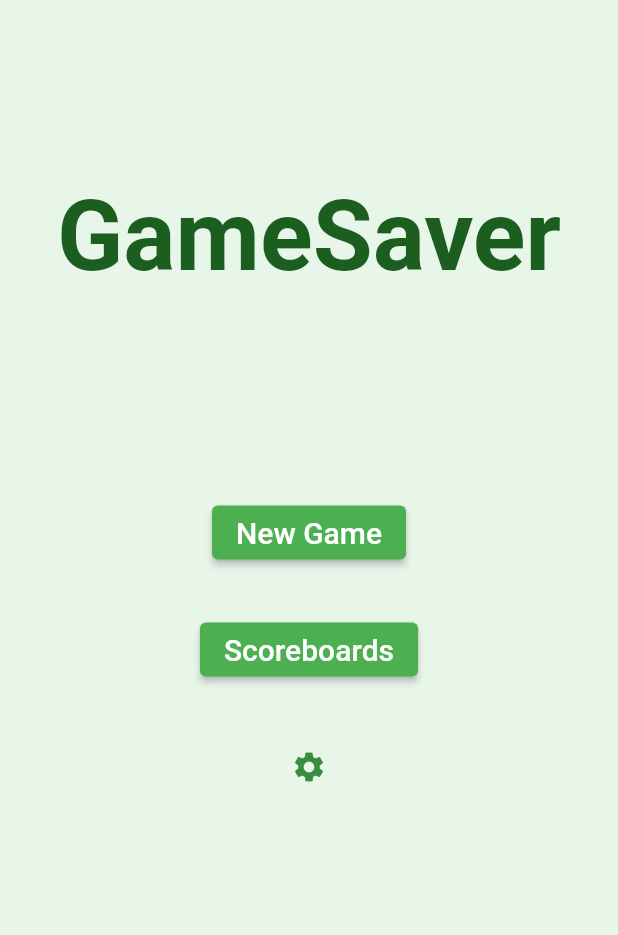
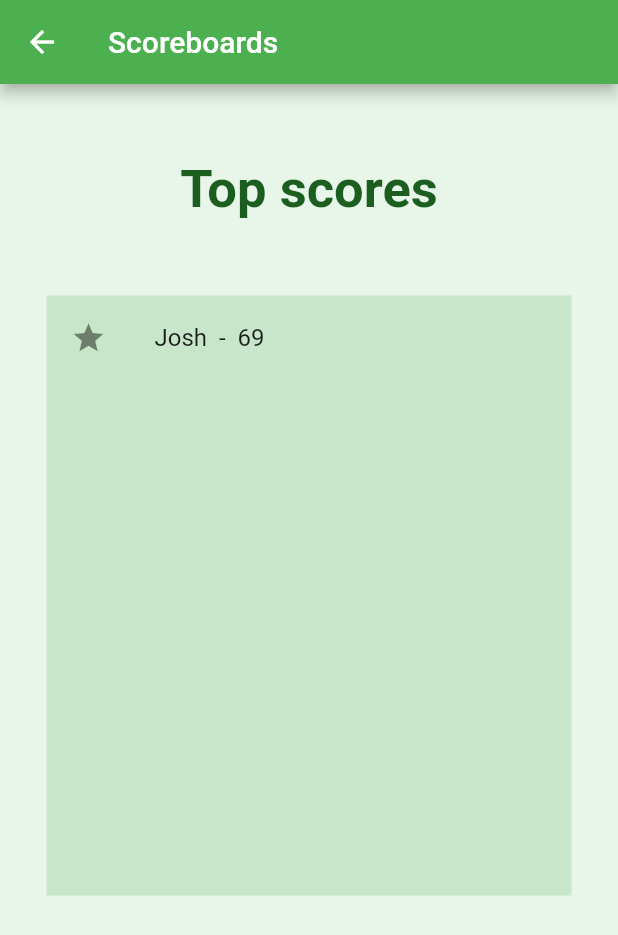
Before and after one commit to radicalgrim/game_saver, a Flutter app: the screen it shows after launch, after a tap on "Scoreboards", on a phone screen of 412 x 824 dp. Shown: the top 935 px of the screen. Run offline on Flutter 3.47's test engine with Material 2 defaults, Android fonts, the phone set to English and light mode, and no system bars; missing offline and left inert: dart:html.

Commit message:
Max players error messaging

```diff
--- a/lib/pages/add_players_page.dart
+++ b/lib/pages/add_players_page.dart
@@ -72,10 +72,11 @@ class AddPlayersPageState extends State<AddPlayersPage> {
                 color: ProjectColors.primarySwatch.shade100,
                 child: Center(
                   child: Column(
-                    mainAxisAlignment: MainAxisAlignment.center,
+
                     children: [
                       ListView.builder( // Widget which creates [ItemWidget] in scrollable list.
                         shrinkWrap: true,
+                        physics: const ClampingScrollPhysics(), //Makes the list scrollable
                         itemCount: playerInfo.length, // Number of widget to be created.
                         itemBuilder: (context, itemIndex) => // Builder function for every item with index.
                             playerInfo[itemIndex],
@@ -94,7 +95,6 @@ class AddPlayersPageState extends State<AddPlayersPage> {
                     TextField(
                       keyboardType: TextInputType.name,
                       decoration: const InputDecoration(
-                        // icon: Icon(Icons.add_circle),
                         hintText: 'Display Name',
                         labelText: 'Display Name *',
                         contentPadding: EdgeInsets.symmetric(horizontal: 20.0, vertical: 10.0),
@@ -109,9 +109,16 @@ class AddPlayersPageState extends State<AddPlayersPage> {
                     icon: const Icon(Icons.add_circle),
                     color: ProjectColors.primarySwatch.shade700,
                     onPressed: () {
-                      addPlayerInfo(inputValue);
-                      inputValue = "";
-                      fieldText.clear();
+                      if (playerInfo.length < 8)
+                      {
+                        addPlayerInfo(inputValue);
+                        inputValue = "";
+                        fieldText.clear();
+                      }
+                      else
+                      {
+                        showAlertDialog(context, ProjectStrings.addPlayersMaxErrorMessage);
+                      }
                     },
                   ),
                 ],
@@ -135,7 +142,7 @@ class AddPlayersPageState extends State<AddPlayersPage> {
                     }
                     else
                     {
-                      showAlertDialog(context);
+                      showAlertDialog(context, ProjectStrings.addPlayersErrorMessage);
                     }
                   },
                 ),
@@ -164,7 +171,7 @@ class ItemWidget extends StatelessWidget {
   }
 }
 
-showAlertDialog(BuildContext context) {
+showAlertDialog(BuildContext context, String message) {
 
   // set up the button
   Widget okButton = TextButton(
@@ -175,7 +182,7 @@ showAlertDialog(BuildContext context) {
   // set up the AlertDialog
   AlertDialog alert = AlertDialog(
     title: const Text(ProjectStrings.error),
-    content: const Text(ProjectStrings.addPlayersErrorMessage),
+    content: Text(message),
     actions: [
       okButton,
     ],
--- a/lib/pages/home_page.dart
+++ b/lib/pages/home_page.dart
@@ -4,7 +4,9 @@ import 'package:flutter/material.dart';
 import 'package:flutter/widgets.dart';
 import 'package:game_saver/pages/add_players_page.dart';
 import 'package:game_saver/pages/game_options_page.dart';
+import 'package:game_saver/pages/scoreboard.dart';
 import 'package:game_saver/res/colors.dart';
+import 'package:game_saver/res/globals.dart';
 import 'package:game_saver/res/strings.dart';
 import 'package:game_saver/res/text_styles.dart';
 
@@ -36,11 +38,7 @@ class HomePageState extends State<HomePage> {
                   child: const Text(ProjectStrings.newGameButton,
                       style: ProjectTextStyles.buttonLargeTextStyle),
                   onPressed: () {
-                    Navigator.push(
-                      context,
-                      MaterialPageRoute(
-                          builder: (context) => const AddPlayersPage()),
-                    );
+                    Navigator.push(context, MaterialPageRoute(builder: (context) => const AddPlayersPage()));
                   },
                 ),
               ),
@@ -50,8 +48,7 @@ class HomePageState extends State<HomePage> {
                   child: const Text(ProjectStrings.scoreboardsButton,
                       style: ProjectTextStyles.buttonLargeTextStyle),
                   onPressed: () {
-                    // TODO: Implement me
-                    log("Scoreboards pressed");
+                    Navigator.push(context, MaterialPageRoute(builder: (context) => const ScoreboardPage()));
                   },
                 ),
               ),
--- /dev/null
+++ b/lib/pages/scoreboard.dart
@@ -0,0 +1,61 @@
+import 'package:game_saver/res/globals.dart' as globals;
+import 'package:flutter/material.dart';
+import 'package:flutter/widgets.dart';
+import 'package:game_saver/res/colors.dart';
+import 'package:game_saver/res/strings.dart';
+import 'package:game_saver/res/text_styles.dart';
+
+class ScoreboardPage extends StatefulWidget {
+  const ScoreboardPage({Key? key}) : super(key: key);
+  static const String route = "/gamecustomization";
+  @override
+  ScoreboardPageState createState() => ScoreboardPageState();
+}
+
+class ScoreboardPageState extends State<ScoreboardPage> {
+  //PAGE
+  @override
+  Widget build(BuildContext context) {
+    return Scaffold(
+      backgroundColor: ProjectColors.primarySwatch.shade50,
+      appBar: AppBar(
+        title: const Text(ProjectStrings.scoreboardHeader),
+        leading: IconButton(
+          icon: const Icon(Icons.arrow_back),
+          onPressed: () {
+            Navigator.pop(context);
+          },
+        ),
+      ),
+      body: SafeArea(
+        child: Center(
+          child: Column(
+            children: [
+              Padding(
+                padding: const EdgeInsets.symmetric(vertical: 50, horizontal: 20),
+                child: Text(ProjectStrings.scoreboardPreviousGames,
+                    style: ProjectTextStyles.pageTitleTextStyle),
+              ),
+              Container(
+                child:
+                Center(child:
+                  Column(children: [
+                      ListView.builder( // Widget which creates [ItemWidget] in scrollable list.
+                          shrinkWrap: true,
+                          itemCount: globals.topScores.length, // Number of widget to be created.
+                          itemBuilder: (context, itemIndex) => // Builder function for every item with index.
+                              globals.topScores[itemIndex],
+                        )
+                  ],),
+                ),
+                width: 350,
+                height: 400,
+                color: ProjectColors.primarySwatch.shade100,
+              ),
+            ],
+          ),
+        ),
+      ),
+    );
+  }
+}
--- a/lib/res/globals.dart
+++ b/lib/res/globals.dart
@@ -1,6 +1,9 @@
 library game_saver.globals;
 
+import 'package:flutter/material.dart';
+import 'package:flutter/widgets.dart';
 import 'package:game_saver/res/game_info.dart';
+import 'package:game_saver/res/player_info.dart';
 
 //Game Options Page
 bool gameOption1 = false;
@@ -12,6 +15,26 @@ bool gameOption6 = false;
 bool gameOption7 = false;
 
 //Game list for leaderboard
-List<GameInfo> gameList = [];
+List<GameInfo> gameList = [ GameInfo([PlayerInfo( 69, 'Josh')]) ];
 
 GameInfo? currentGame;
+
+List<Widget> topScores = [ PlayerScoreWidget(gameList[0].players[0]) ]; //Initialize with fake player
+
+class PlayerScoreWidget extends StatelessWidget {
+  const PlayerScoreWidget(this.info, {Key? key}) : super(key: key);
+
+  final PlayerInfo info;
+
+  @override
+  Widget build(BuildContext context) {
+    String displayName = info.displayname.toString();
+    String score = info.points.toString();
+    return InkWell( // Enables taps for child and add ripple effect when child widget is long pressed.
+      child: ListTile( // Useful standard widget for displaying something in ListView.
+        leading: Icon(info.icon),
+        title: Text("$displayName  -  $score"),
+      )
+    );
+  }
+}
--- a/lib/res/strings.dart
+++ b/lib/res/strings.dart
@@ -11,10 +11,15 @@ class ProjectStrings {
   static const String newGameButton = "New Game";
   static const String scoreboardsButton = "Scoreboards";
 
+  // Scoreboard page
+  static const String scoreboardHeader = scoreboardsButton;
+  static const String scoreboardPreviousGames = "Top scores";
+
   // Add Players Page
   static const String addPlayersHeading = "Add Your Players";
   static const String addPlayerHint = "Add Player";
   static const String addPlayersErrorMessage = "Game must have at least 1 participant";
+  static const String addPlayersMaxErrorMessage = "Game cannot have more than 8 participants";
 
   // Game Options Page
   static const String gameOptionsHeader = "Game Options";
```
